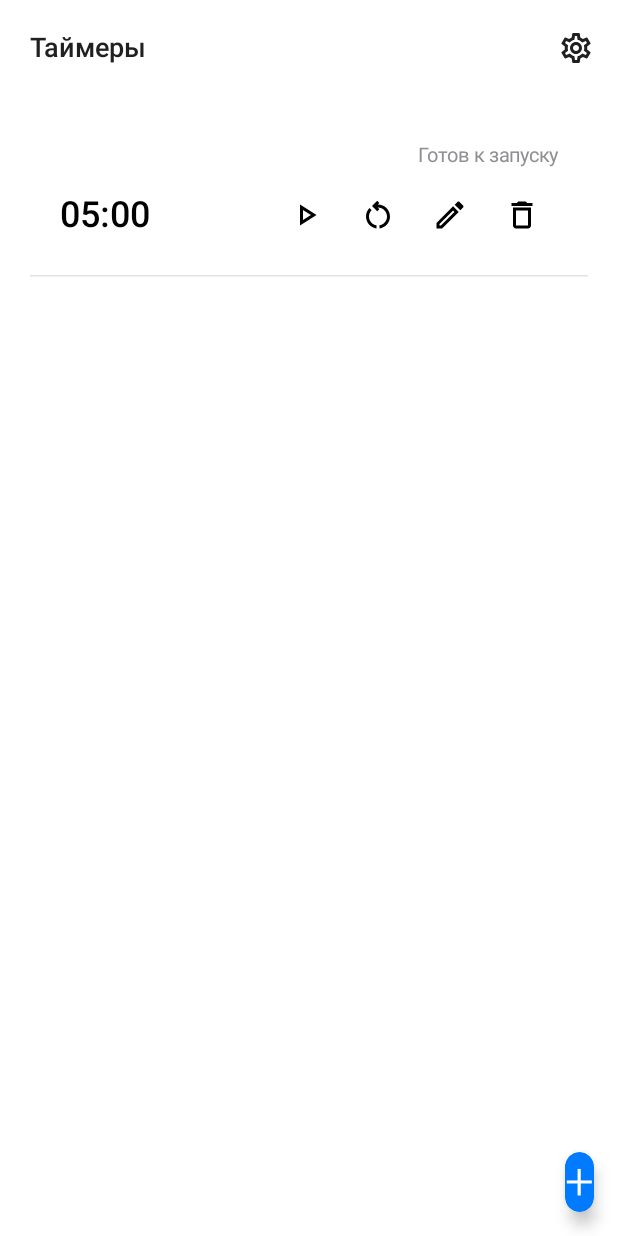
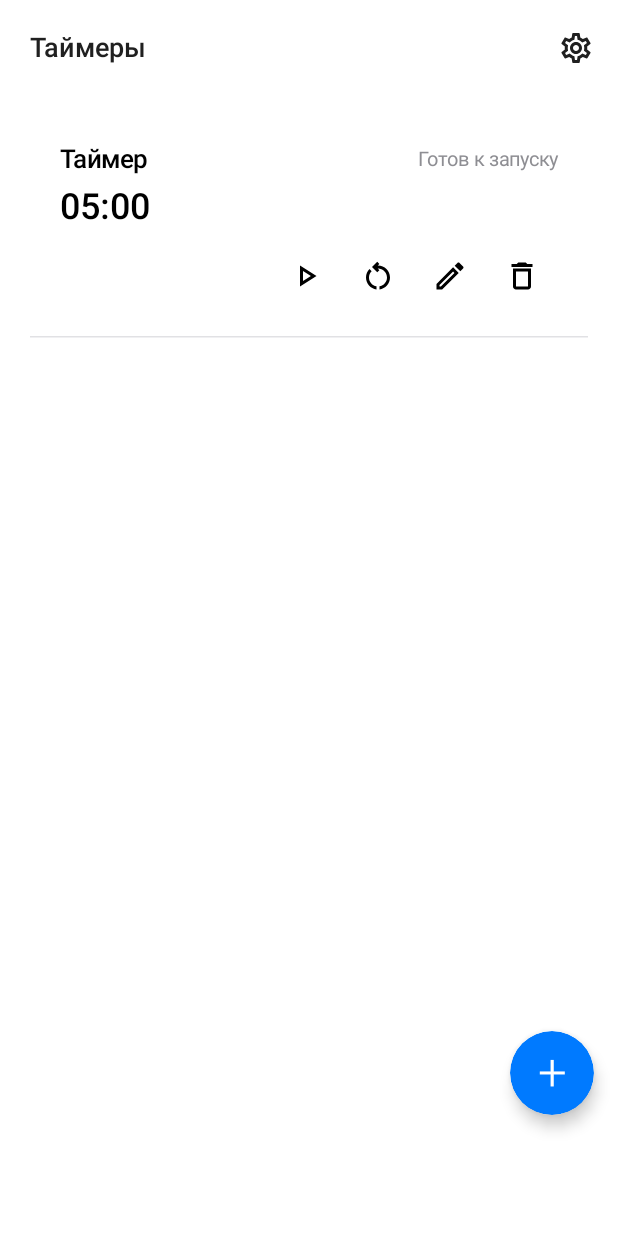
Before and after one commit to MagnumOLD/NotesAndroid-concept, an Android app built with Jetpack Compose: the screen it shows after launch (MainActivity), after a tap on "Таймеры", on a phone screen of 412 x 824 dp. Run offline under Robolectric (Android 15) with nearby library versions, the phone set to English and light mode, and no system bars; 1 other tap on this screen came first.

Commit message:
Improve kitchen timer button and card layout

```diff
--- a/app/src/main/java/com/magnumold/notes/KitchenTimersScreen.kt
+++ b/app/src/main/java/com/magnumold/notes/KitchenTimersScreen.kt
@@ -20,7 +20,9 @@ import androidx.compose.foundation.layout.Spacer
 import androidx.compose.foundation.layout.fillMaxSize
 import androidx.compose.foundation.layout.fillMaxWidth
 import androidx.compose.foundation.layout.heightIn
+import androidx.compose.foundation.layout.offset
 import androidx.compose.foundation.layout.padding
+import androidx.compose.foundation.layout.size
 import androidx.compose.foundation.layout.width
 import androidx.compose.foundation.rememberScrollState
 import androidx.compose.foundation.verticalScroll
@@ -61,6 +63,7 @@ import androidx.compose.ui.Modifier
 import androidx.compose.ui.platform.LocalContext
 import androidx.compose.ui.text.font.FontWeight
 import androidx.compose.ui.text.input.KeyboardType
+import androidx.compose.ui.text.style.TextOverflow
 import androidx.lifecycle.Lifecycle
 import androidx.lifecycle.LifecycleEventObserver
 import androidx.lifecycle.compose.LocalLifecycleOwner
@@ -156,7 +159,10 @@ internal fun KitchenTimersScreen(
                     editingTimer = created
                     editingIsNew = true
                 },
-                onLongClick = {}
+                onLongClick = {},
+                modifier = Modifier
+                    .size(PrimaryAddButtonDimensions.diameter)
+                    .offset(y = PrimaryAddButtonDimensions.verticalOffset)
             )
         }
     ) { padding ->
@@ -238,38 +244,38 @@ private fun KitchenTimerCard(
                 verticalAlignment = Alignment.CenterVertically,
                 horizontalArrangement = Arrangement.spacedBy(AppSpacing.sm)
             ) {
-                if (timer.title.isNotBlank()) {
                 Text(
-                        timer.title,
+                    text = timer.title.ifBlank { "Таймер" },
                     modifier = Modifier.weight(1f),
                     style = AppTypography.sectionHeadingStyle(),
                     fontWeight = FontWeight.Medium,
-                        maxLines = 1
+                    maxLines = 1,
+                    softWrap = false,
+                    overflow = TextOverflow.Ellipsis
                 )
-                } else {
-                    Spacer(Modifier.weight(1f))
-                }
                 Text(
                     statusText,
                     style = AppTypography.helperStyle(),
                     color = if (timer.status == KitchenTimerStatus.FINISHED) MaterialTheme.colorScheme.error
                     else MaterialTheme.colorScheme.onSurfaceVariant,
-                    maxLines = 1
+                    maxLines = 1,
+                    softWrap = false
                 )
             }
-            Row(
-                modifier = Modifier.fillMaxWidth(),
-                verticalAlignment = Alignment.CenterVertically,
-                horizontalArrangement = Arrangement.SpaceBetween
-            ) {
             Text(
                 KitchenTimerOperations.format(remaining),
                 style = MaterialTheme.typography.displaySmall,
                 color = if (timer.status == KitchenTimerStatus.FINISHED) MaterialTheme.colorScheme.error
                 else MaterialTheme.colorScheme.onSurface,
-                    fontWeight = FontWeight.Medium
+                fontWeight = FontWeight.Medium,
+                maxLines = 1,
+                softWrap = false
             )
-                Row(verticalAlignment = Alignment.CenterVertically) {
+            Row(
+                modifier = Modifier.fillMaxWidth(),
+                verticalAlignment = Alignment.CenterVertically,
+                horizontalArrangement = Arrangement.End
+            ) {
                 when (timer.status) {
                     KitchenTimerStatus.RUNNING -> IconButton(onClick = onPause) {
                         Icon(Icons.Outlined.Pause, contentDescription = "Пауза")
@@ -294,7 +300,6 @@ private fun KitchenTimerCard(
                 }
                 IconButton(onClick = onDelete) {
                     Icon(Icons.Outlined.DeleteOutline, contentDescription = "Удалить таймер")
-                    }
                 }
             }
         }
```
Lines whose indentation alone changed are shown as unchanged.
